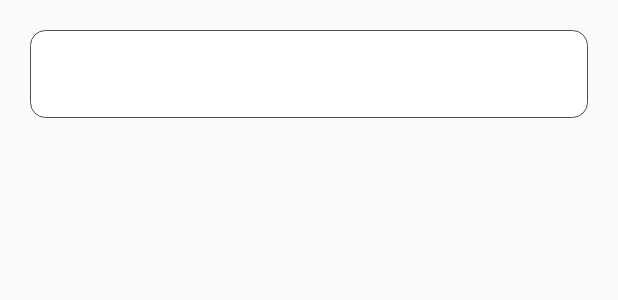
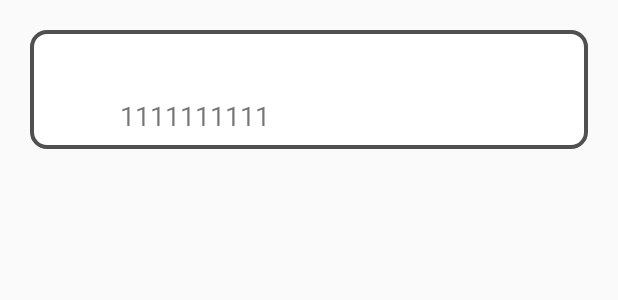
Before and after one commit to ruyue-zhang/Android_study_RecyclerView, an Android app: the layout linear_layout.xml on its own in the app's theme, with its tools: preview values and no code run, on a phone screen of 412 x 824 dp. Shown: the top 300 px of the screen. Run offline under Robolectric (Android 15) with nearby library versions, the phone set to English and light mode, and no system bars.

Commit message:
[ruyue] fixed:adjust description bottom

```diff
--- a/app/src/main/res/drawable/border.xml
+++ b/app/src/main/res/drawable/border.xml
@@ -8,6 +8,6 @@
         android:radius="10dp"
         />
     <stroke
-        android:width="0.5px"
+        android:width="4px"
         android:color="#505050"/>
 </shape>
--- a/app/src/main/res/layout/linear_layout.xml
+++ b/app/src/main/res/layout/linear_layout.xml
@@ -11,6 +11,7 @@
         android:id="@+id/data_title"
         android:layout_width="wrap_content"
         android:layout_height="wrap_content"
+        android:textSize="@dimen/text_size"
         app:layout_constraintLeft_toLeftOf="parent"
         app:layout_constraintTop_toTopOf="parent"
         android:layout_marginStart="60dp"
@@ -21,6 +22,7 @@
         android:id="@+id/data_number"
         android:layout_width="wrap_content"
         android:layout_height="wrap_content"
+        android:textSize="@dimen/text_size"
         app:layout_constraintTop_toTopOf="parent"
         app:layout_constraintRight_toRightOf="parent"
         android:layout_marginEnd="60dp"
@@ -31,9 +33,12 @@
         android:id="@+id/data_desc"
         android:layout_width="wrap_content"
         android:layout_height="wrap_content"
+        android:textSize="@dimen/text_size"
         android:layout_marginStart="60dp"
+        android:paddingVertical="10dp"
+        android:text="1111111111"
         app:layout_constraintLeft_toLeftOf="parent"
         app:layout_constraintTop_toBottomOf="@+id/data_title"
-        android:layout_marginVertical="10dp"/>
+        android:layout_marginBottom="10dp"/>
 
 </androidx.constraintlayout.widget.ConstraintLayout>
--- /dev/null
+++ b/app/src/main/res/values/dimens.xml
@@ -0,0 +1,4 @@
+<?xml version="1.0" encoding="utf-8"?>
+<resources>
+    <dimen name="text_size">18sp</dimen>
+</resources>
```
